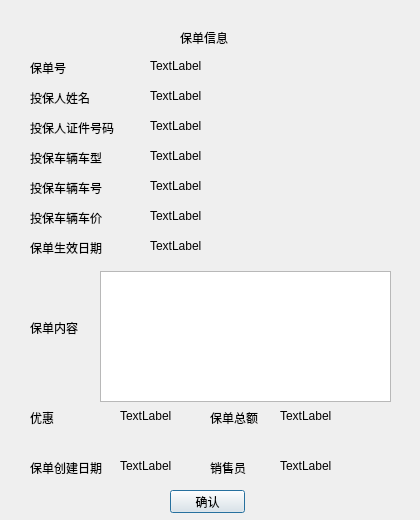
This is detail.ui in xurongchen/CIP as Qt 5 draws it before an edit. The edited form follows.
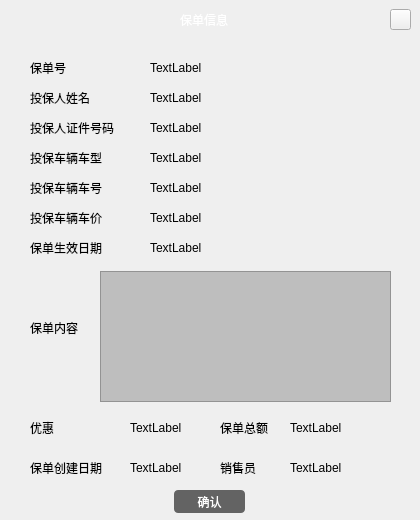
This is the edited form. Icons and pictures are not drawn.

Commit message: finish UI for Detail

The edit to the form file:
```diff
--- a/detail.ui
+++ b/detail.ui
@@ -13,6 +13,9 @@
   <property name="windowTitle">
    <string>Dialog</string>
   </property>
+  <property name="styleSheet">
+   <string notr="true">#Detail{border-image: url(:/new/prefix1/420-520.png)}</string>
+  </property>
   <widget class="QTableView" name="TVPolicycontent">
    <property name="geometry">
     <rect>
@@ -22,16 +25,29 @@
      <height>131</height>
     </rect>
    </property>
+   <property name="styleSheet">
+    <string notr="true">background-color: rgb(190, 190, 190);
+alternate-background-color: rgb(0, 255, 0);</string>
+   </property>
   </widget>
   <widget class="QPushButton" name="PBOk">
    <property name="geometry">
     <rect>
-     <x>170</x>
+     <x>174</x>
      <y>490</y>
-     <width>75</width>
+     <width>71</width>
      <height>23</height>
     </rect>
    </property>
+   <property name="styleSheet">
+    <string notr="true">#PBOk{color: rgb(255, 255, 255);
+background-color: rgb(99, 99, 99);
+font: 75 12pt &quot;微软雅黑&quot;;
+border-radius:4px;
+outline: none}
+#PBOk:hover{background-color: rgb(135, 135, 135);}
+#PBOk:pressed{background-color: rgb(99, 99, 99);}</string>
+   </property>
    <property name="text">
     <string>确认</string>
    </property>
@@ -41,10 +57,14 @@
     <rect>
      <x>30</x>
      <y>60</y>
-     <width>41</width>
+     <width>51</width>
      <height>16</height>
     </rect>
    </property>
+   <property name="styleSheet">
+    <string notr="true">color: rgb(0, 0, 0);
+font: 11pt &quot;微软雅黑&quot;;</string>
+   </property>
    <property name="text">
     <string>保单号</string>
    </property>
@@ -54,10 +74,14 @@
     <rect>
      <x>30</x>
      <y>90</y>
-     <width>61</width>
+     <width>81</width>
      <height>16</height>
     </rect>
    </property>
+   <property name="styleSheet">
+    <string notr="true">color: rgb(0, 0, 0);
+font: 11pt &quot;微软雅黑&quot;;</string>
+   </property>
    <property name="text">
     <string>投保人姓名</string>
    </property>
@@ -67,10 +91,14 @@
     <rect>
      <x>30</x>
      <y>120</y>
-     <width>91</width>
+     <width>111</width>
      <height>16</height>
     </rect>
    </property>
+   <property name="styleSheet">
+    <string notr="true">color: rgb(0, 0, 0);
+font: 11pt &quot;微软雅黑&quot;;</string>
+   </property>
    <property name="text">
     <string>投保人证件号码</string>
    </property>
@@ -80,10 +108,14 @@
     <rect>
      <x>30</x>
      <y>150</y>
-     <width>81</width>
+     <width>101</width>
      <height>16</height>
     </rect>
    </property>
+   <property name="styleSheet">
+    <string notr="true">color: rgb(0, 0, 0);
+font: 11pt &quot;微软雅黑&quot;;</string>
+   </property>
    <property name="text">
     <string>投保车辆车型</string>
    </property>
@@ -93,10 +125,14 @@
     <rect>
      <x>30</x>
      <y>180</y>
-     <width>81</width>
+     <width>91</width>
      <height>16</height>
     </rect>
    </property>
+   <property name="styleSheet">
+    <string notr="true">color: rgb(0, 0, 0);
+font: 11pt &quot;微软雅黑&quot;;</string>
+   </property>
    <property name="text">
     <string>投保车辆车号</string>
    </property>
@@ -106,10 +142,14 @@
     <rect>
      <x>30</x>
      <y>210</y>
-     <width>81</width>
+     <width>91</width>
      <height>16</height>
     </rect>
    </property>
+   <property name="styleSheet">
+    <string notr="true">color: rgb(0, 0, 0);
+font: 11pt &quot;微软雅黑&quot;;</string>
+   </property>
    <property name="text">
     <string>投保车辆车价</string>
    </property>
@@ -119,10 +159,14 @@
     <rect>
      <x>30</x>
      <y>460</y>
-     <width>81</width>
+     <width>91</width>
      <height>16</height>
     </rect>
    </property>
+   <property name="styleSheet">
+    <string notr="true">color: rgb(0, 0, 0);
+font: 11pt &quot;微软雅黑&quot;;</string>
+   </property>
    <property name="text">
     <string>保单创建日期</string>
    </property>
@@ -132,10 +176,14 @@
     <rect>
      <x>30</x>
      <y>240</y>
-     <width>81</width>
+     <width>91</width>
      <height>16</height>
     </rect>
    </property>
+   <property name="styleSheet">
+    <string notr="true">color: rgb(0, 0, 0);
+font: 11pt &quot;微软雅黑&quot;;</string>
+   </property>
    <property name="text">
     <string>保单生效日期</string>
    </property>
@@ -144,11 +192,15 @@
    <property name="geometry">
     <rect>
      <x>30</x>
-     <y>410</y>
+     <y>420</y>
      <width>31</width>
      <height>16</height>
     </rect>
    </property>
+   <property name="styleSheet">
+    <string notr="true">color: rgb(0, 0, 0);
+font: 11pt &quot;微软雅黑&quot;;</string>
+   </property>
    <property name="text">
     <string>优惠</string>
    </property>
@@ -156,12 +208,16 @@
   <widget class="QLabel" name="label_10">
    <property name="geometry">
     <rect>
-     <x>210</x>
-     <y>410</y>
-     <width>51</width>
+     <x>220</x>
+     <y>420</y>
+     <width>61</width>
      <height>16</height>
     </rect>
    </property>
+   <property name="styleSheet">
+    <string notr="true">color: rgb(0, 0, 0);
+font: 11pt &quot;微软雅黑&quot;;</string>
+   </property>
    <property name="text">
     <string>保单总额</string>
    </property>
@@ -169,12 +225,16 @@
   <widget class="QLabel" name="label_11">
    <property name="geometry">
     <rect>
-     <x>210</x>
+     <x>220</x>
      <y>460</y>
-     <width>41</width>
+     <width>51</width>
      <height>16</height>
     </rect>
    </property>
+   <property name="styleSheet">
+    <string notr="true">color: rgb(0, 0, 0);
+font: 11pt &quot;微软雅黑&quot;;</string>
+   </property>
    <property name="text">
     <string>销售员</string>
    </property>
@@ -183,11 +243,15 @@
    <property name="geometry">
     <rect>
      <x>180</x>
-     <y>30</y>
-     <width>51</width>
-     <height>16</height>
+     <y>10</y>
+     <width>71</width>
+     <height>20</height>
     </rect>
    </property>
+   <property name="styleSheet">
+    <string notr="true">color: rgb(255, 255, 255);
+font: 12pt &quot;微软雅黑&quot;;</string>
+   </property>
    <property name="text">
     <string>保单信息</string>
    </property>
@@ -197,10 +261,14 @@
     <rect>
      <x>30</x>
      <y>320</y>
-     <width>51</width>
+     <width>61</width>
      <height>16</height>
     </rect>
    </property>
+   <property name="styleSheet">
+    <string notr="true">color: rgb(0, 0, 0);
+font: 11pt &quot;微软雅黑&quot;;</string>
+   </property>
    <property name="text">
     <string>保单内容</string>
    </property>
@@ -210,10 +278,14 @@
     <rect>
      <x>150</x>
      <y>60</y>
-     <width>54</width>
-     <height>12</height>
+     <width>81</width>
+     <height>16</height>
     </rect>
    </property>
+   <property name="styleSheet">
+    <string notr="true">color: rgb(0, 0, 0);
+font:11pt &quot;微软雅黑&quot;;</string>
+   </property>
    <property name="text">
     <string>TextLabel</string>
    </property>
@@ -223,10 +295,14 @@
     <rect>
      <x>150</x>
      <y>90</y>
-     <width>54</width>
-     <height>12</height>
+     <width>81</width>
+     <height>16</height>
     </rect>
    </property>
+   <property name="styleSheet">
+    <string notr="true">color: rgb(0, 0, 0);
+font: 11pt &quot;微软雅黑&quot;;</string>
+   </property>
    <property name="text">
     <string>TextLabel</string>
    </property>
@@ -236,10 +312,14 @@
     <rect>
      <x>150</x>
      <y>120</y>
-     <width>54</width>
-     <height>12</height>
+     <width>81</width>
+     <height>16</height>
     </rect>
    </property>
+   <property name="styleSheet">
+    <string notr="true">color: rgb(0, 0, 0);
+font: 11pt &quot;微软雅黑&quot;;</string>
+   </property>
    <property name="text">
     <string>TextLabel</string>
    </property>
@@ -249,10 +329,14 @@
     <rect>
      <x>150</x>
      <y>150</y>
-     <width>54</width>
-     <height>12</height>
+     <width>81</width>
+     <height>16</height>
     </rect>
    </property>
+   <property name="styleSheet">
+    <string notr="true">color: rgb(0, 0, 0);
+font: 11pt &quot;微软雅黑&quot;;</string>
+   </property>
    <property name="text">
     <string>TextLabel</string>
    </property>
@@ -262,10 +346,14 @@
     <rect>
      <x>150</x>
      <y>180</y>
-     <width>54</width>
-     <height>12</height>
+     <width>81</width>
+     <height>16</height>
     </rect>
    </property>
+   <property name="styleSheet">
+    <string notr="true">color: rgb(0, 0, 0);
+font: 11pt &quot;微软雅黑&quot;;</string>
+   </property>
    <property name="text">
     <string>TextLabel</string>
    </property>
@@ -275,10 +363,14 @@
     <rect>
      <x>150</x>
      <y>210</y>
-     <width>54</width>
-     <height>12</height>
+     <width>81</width>
+     <height>16</height>
     </rect>
    </property>
+   <property name="styleSheet">
+    <string notr="true">color: rgb(0, 0, 0);
+font: 11pt &quot;微软雅黑&quot;;</string>
+   </property>
    <property name="text">
     <string>TextLabel</string>
    </property>
@@ -288,10 +380,14 @@
     <rect>
      <x>150</x>
      <y>240</y>
-     <width>54</width>
-     <height>12</height>
+     <width>81</width>
+     <height>16</height>
     </rect>
    </property>
+   <property name="styleSheet">
+    <string notr="true">color: rgb(0, 0, 0);
+font: 11pt &quot;微软雅黑&quot;;</string>
+   </property>
    <property name="text">
     <string>TextLabel</string>
    </property>
@@ -299,12 +395,16 @@
   <widget class="QLabel" name="LBDiscount">
    <property name="geometry">
     <rect>
-     <x>120</x>
-     <y>410</y>
-     <width>54</width>
-     <height>12</height>
+     <x>130</x>
+     <y>420</y>
+     <width>81</width>
+     <height>16</height>
     </rect>
    </property>
+   <property name="styleSheet">
+    <string notr="true">color: rgb(0, 0, 0);
+font: 11pt &quot;微软雅黑&quot;;</string>
+   </property>
    <property name="text">
     <string>TextLabel</string>
    </property>
@@ -312,12 +412,16 @@
   <widget class="QLabel" name="LBPolicytime">
    <property name="geometry">
     <rect>
-     <x>120</x>
+     <x>130</x>
      <y>460</y>
-     <width>54</width>
-     <height>12</height>
+     <width>71</width>
+     <height>16</height>
     </rect>
    </property>
+   <property name="styleSheet">
+    <string notr="true">color: rgb(0, 0, 0);
+font: 11pt &quot;微软雅黑&quot;;</string>
+   </property>
    <property name="text">
     <string>TextLabel</string>
    </property>
@@ -325,12 +429,16 @@
   <widget class="QLabel" name="LBCost">
    <property name="geometry">
     <rect>
-     <x>280</x>
-     <y>410</y>
-     <width>54</width>
-     <height>12</height>
+     <x>290</x>
+     <y>420</y>
+     <width>71</width>
+     <height>16</height>
     </rect>
    </property>
+   <property name="styleSheet">
+    <string notr="true">color: rgb(0, 0, 0);
+font: 11pt &quot;微软雅黑&quot;;</string>
+   </property>
    <property name="text">
     <string>TextLabel</string>
    </property>
@@ -338,16 +446,39 @@
   <widget class="QLabel" name="LBSeller">
    <property name="geometry">
     <rect>
-     <x>280</x>
+     <x>290</x>
      <y>460</y>
-     <width>54</width>
-     <height>12</height>
+     <width>81</width>
+     <height>16</height>
     </rect>
    </property>
+   <property name="styleSheet">
+    <string notr="true">color: rgb(0, 0, 0);
+font: 11pt &quot;微软雅黑&quot;;</string>
+   </property>
    <property name="text">
     <string>TextLabel</string>
    </property>
   </widget>
+  <widget class="QPushButton" name="PBClose">
+   <property name="geometry">
+    <rect>
+     <x>390</x>
+     <y>9</y>
+     <width>21</width>
+     <height>21</height>
+    </rect>
+   </property>
+   <property name="styleSheet">
+    <string notr="true">#PBClose{border-image: url(:/new/prefix1/x_close.png);
+outline: none}
+#PBClose:hover{border-image: url(:/new/prefix1/x_close_2.png);}
+#PBClose:pressed{border-image: url(:/new/prefix1/x_close_3.png);}</string>
+   </property>
+   <property name="text">
+    <string/>
+   </property>
+  </widget>
  </widget>
  <resources/>
  <connections/>
```
The commit also changes 5 other files.
